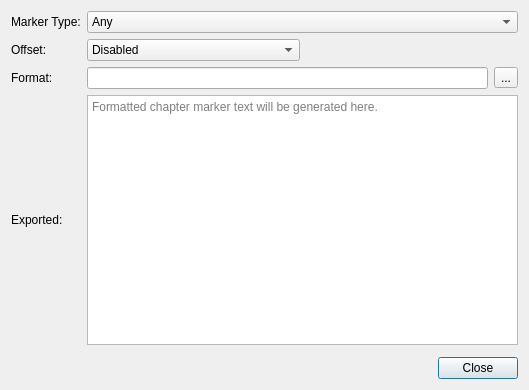
First picture: the form in src/ui/exportguidesdialog_ui.ui, repository KDE/kdenlive, before the edit.
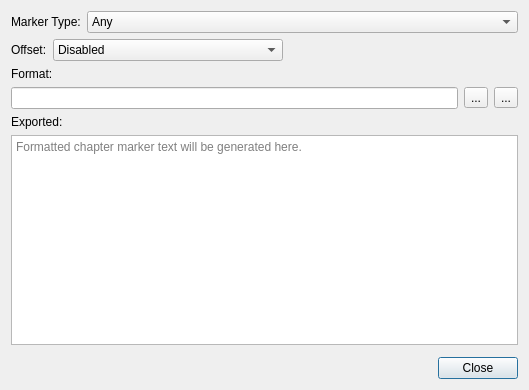
Second picture: the form after the edit. Icons and pictures are not drawn. Custom widgets are drawn as their Qt base class.

Commit message: Export guides: add info button listing possible keywords

```diff
--- a/src/ui/exportguidesdialog_ui.ui
+++ b/src/ui/exportguidesdialog_ui.ui
@@ -14,31 +14,98 @@
    <string>Marker</string>
   </property>
   <layout class="QGridLayout" name="gridLayout_2">
-   <item row="2" column="1">
+   <item row="6" column="3">
+    <widget class="QToolButton" name="buttonReset">
+     <property name="toolTip">
+      <string>Reset</string>
+     </property>
+     <property name="text">
+      <string>...</string>
+     </property>
+     <property name="icon">
+      <iconset theme="edit-reset">
+       <normaloff>.</normaloff>.</iconset>
+     </property>
+    </widget>
+   </item>
+   <item row="4" column="0" colspan="4">
+    <layout class="QHBoxLayout" name="horizontalLayout">
+     <item>
+      <widget class="QLabel" name="label_4">
+       <property name="sizePolicy">
+        <sizepolicy hsizetype="Maximum" vsizetype="Preferred">
+         <horstretch>0</horstretch>
+         <verstretch>0</verstretch>
+        </sizepolicy>
+       </property>
+       <property name="text">
+        <string>Offset:</string>
+       </property>
+      </widget>
+     </item>
+     <item>
+      <widget class="QComboBox" name="offsetTimeComboBox">
+       <item>
+        <property name="text">
+         <string>Disabled</string>
+        </property>
+       </item>
+       <item>
+        <property name="text">
+         <string>Add</string>
+        </property>
+       </item>
+       <item>
+        <property name="text">
+         <string>Subtract</string>
+        </property>
+       </item>
+      </widget>
+     </item>
+     <item>
+      <widget class="TimecodeDisplay" name="offsetTimeSpinbox" native="true">
+       <property name="enabled">
+        <bool>false</bool>
+       </property>
+      </widget>
+     </item>
+    </layout>
+   </item>
+   <item row="6" column="0" colspan="2">
     <widget class="QLineEdit" name="formatEdit"/>
    </item>
-   <item row="4" column="0" colspan="3">
+   <item row="9" column="0" colspan="4">
     <widget class="KMessageWidget" name="messageWidget">
      <property name="closeButtonVisible">
       <bool>true</bool>
      </property>
     </widget>
    </item>
-   <item row="1" column="0">
-    <widget class="QLabel" name="label_4">
-     <property name="text">
-      <string>Offset:</string>
-     </property>
-    </widget>
-   </item>
-   <item row="3" column="0">
+   <item row="7" column="0" colspan="2">
     <widget class="QLabel" name="label_2">
      <property name="text">
       <string>Exported:</string>
      </property>
     </widget>
    </item>
-   <item row="5" column="1" colspan="2">
+   <item row="6" column="2">
+    <widget class="QToolButton" name="infoButton">
+     <property name="text">
+      <string>...</string>
+     </property>
+     <property name="icon">
+      <iconset theme="help-about">
+       <normaloff>.</normaloff>.</iconset>
+     </property>
+     <property name="popupMode">
+      <enum>QToolButton::InstantPopup</enum>
+     </property>
+     <property name="arrowType">
+      <enum>Qt::NoArrow</enum>
+     </property>
+    </widget>
+   </item>
+   <item row="10" column="1" colspan="3">
     <widget class="QDialogButtonBox" name="buttonBox">
      <property name="orientation">
       <enum>Qt::Horizontal</enum>
@@ -48,7 +115,7 @@
      </property>
     </widget>
    </item>
-   <item row="3" column="1" colspan="2">
+   <item row="8" column="0" colspan="4">
     <widget class="QPlainTextEdit" name="generatedContent">
      <property name="readOnly">
       <bool>true</bool>
@@ -58,35 +125,34 @@
      </property>
     </widget>
    </item>
-   <item row="2" column="2">
-    <widget class="QToolButton" name="buttonReset">
-     <property name="toolTip">
-      <string>Reset</string>
-     </property>
-     <property name="text">
-      <string>...</string>
-     </property>
-     <property name="icon">
-      <iconset theme="edit-reset"/>
-     </property>
-    </widget>
-   </item>
-   <item row="2" column="0">
+   <item row="5" column="0" colspan="2">
     <widget class="QLabel" name="label">
      <property name="text">
       <string>Format:</string>
      </property>
     </widget>
    </item>
-   <item row="0" column="0">
+   <item row="2" column="0">
     <widget class="QLabel" name="label_3">
+     <property name="sizePolicy">
+      <sizepolicy hsizetype="Maximum" vsizetype="Preferred">
+       <horstretch>0</horstretch>
+       <verstretch>0</verstretch>
+      </sizepolicy>
+     </property>
      <property name="text">
       <string>Marker Type:</string>
      </property>
     </widget>
    </item>
-   <item row="0" column="1" colspan="2">
+   <item row="2" column="1" colspan="3">
     <widget class="QComboBox" name="markerTypeComboBox">
+     <property name="sizePolicy">
+      <sizepolicy hsizetype="MinimumExpanding" vsizetype="Fixed">
+       <horstretch>0</horstretch>
+       <verstretch>0</verstretch>
+      </sizepolicy>
+     </property>
      <property name="editable">
       <bool>false</bool>
      </property>
@@ -107,36 +173,6 @@
      </item>
     </widget>
    </item>
-   <item row="1" column="1" colspan="2">
-    <layout class="QHBoxLayout" name="horizontalLayout">
-     <item>
-      <widget class="QComboBox" name="offsetTimeComboBox">
-       <item>
-        <property name="text">
-         <string>Disabled</string>
-        </property>
-       </item>
-       <item>
-        <property name="text">
-         <string>Add</string>
-        </property>
-       </item>
-       <item>
-        <property name="text">
-         <string>Subtract</string>
-        </property>
-       </item>
-      </widget>
-     </item>
-     <item>
-      <widget class="TimecodeDisplay" name="offsetTimeSpinbox" native="true">
-       <property name="enabled">
-        <bool>false</bool>
-       </property>
-      </widget>
-     </item>
-    </layout>
-   </item>
   </layout>
  </widget>
  <customwidgets>
```
The commit also changes 1 other file.
